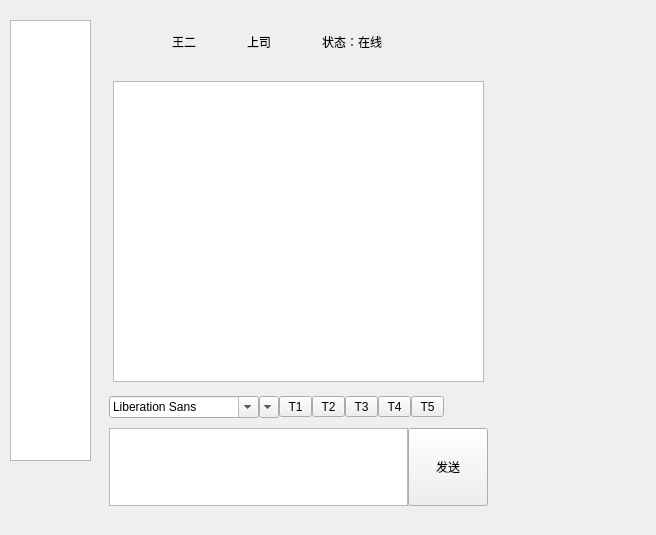
BuleHell/QBox, file QBox/talkwindow.ui: the form before one commit.
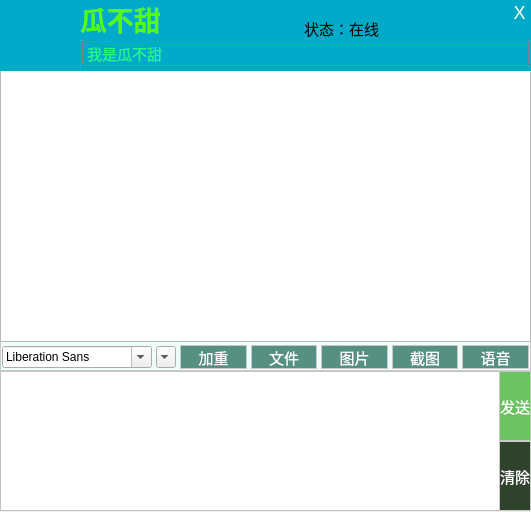
The form after the commit. Icons and pictures are not drawn.

What changed in the file:
```diff
--- a/QBox/talkwindow.ui
+++ b/QBox/talkwindow.ui
@@ -6,8 +6,8 @@
    <rect>
     <x>0</x>
     <y>0</y>
-    <width>656</width>
-    <height>535</height>
+    <width>531</width>
+    <height>512</height>
    </rect>
   </property>
   <property name="windowTitle">
@@ -16,10 +16,10 @@
   <widget class="QWidget" name="widgetRight_TalkPane" native="true">
    <property name="geometry">
     <rect>
-     <x>100</x>
-     <y>72</y>
-     <width>393</width>
-     <height>439</height>
+     <x>0</x>
+     <y>71</y>
+     <width>531</width>
+     <height>441</height>
     </rect>
    </property>
    <property name="sizePolicy">
@@ -28,60 +28,15 @@
      <verstretch>0</verstretch>
     </sizepolicy>
    </property>
-   <layout class="QVBoxLayout" name="widgetRight">
-    <property name="spacing">
-     <number>0</number>
-    </property>
-    <property name="leftMargin">
-     <number>4</number>
-    </property>
-    <property name="rightMargin">
-     <number>0</number>
-    </property>
-    <property name="bottomMargin">
-     <number>0</number>
-    </property>
-    <item>
-     <widget class="QWidget" name="widgetTalk" native="true">
-      <property name="sizePolicy">
-       <sizepolicy hsizetype="Preferred" vsizetype="Preferred">
-        <horstretch>0</horstretch>
-        <verstretch>0</verstretch>
-       </sizepolicy>
-      </property>
-      <layout class="QGridLayout" name="gridLayout_2">
-       <property name="margin">
-        <number>0</number>
-       </property>
-       <property name="spacing">
-        <number>0</number>
-       </property>
-       <item row="0" column="0">
-        <widget class="QWidget" name="MessageView" native="true">
-         <property name="sizePolicy">
-          <sizepolicy hsizetype="Expanding" vsizetype="Expanding">
-           <horstretch>0</horstretch>
-           <verstretch>0</verstretch>
-          </sizepolicy>
-         </property>
-         <property name="maximumSize">
-          <size>
-           <width>16777215</width>
-           <height>16777215</height>
-          </size>
-         </property>
-         <layout class="QGridLayout" name="gridLayout_6">
-          <item row="0" column="0">
-           <widget class="QTextEdit" name="textEdit"/>
-          </item>
-         </layout>
-        </widget>
-       </item>
-      </layout>
-     </widget>
-    </item>
-    <item>
      <widget class="QWidget" name="MyEdit" native="true">
+    <property name="geometry">
+     <rect>
+      <x>0</x>
+      <y>270</y>
+      <width>531</width>
+      <height>171</height>
+     </rect>
+    </property>
       <property name="sizePolicy">
        <sizepolicy hsizetype="Preferred" vsizetype="MinimumExpanding">
         <horstretch>0</horstretch>
@@ -91,80 +46,75 @@
       <property name="maximumSize">
        <size>
         <width>16777215</width>
-        <height>120</height>
-       </size>
-      </property>
-      <layout class="QGridLayout" name="gridLayout_3">
-       <property name="margin">
-        <number>0</number>
-       </property>
+      <height>16777215</height>
+     </size>
+    </property>
+    <layout class="QVBoxLayout" name="verticalLayout">
        <property name="spacing">
         <number>0</number>
        </property>
-       <item row="1" column="0">
-        <widget class="QWidget" name="MyEditAreaPanel" native="true">
-         <layout class="QHBoxLayout" name="MyEditArea">
-          <property name="spacing">
+     <property name="margin">
            <number>0</number>
           </property>
-          <property name="sizeConstraint">
-           <enum>QLayout::SetDefaultConstraint</enum>
-          </property>
-          <property name="margin">
-           <number>5</number>
-          </property>
           <item>
-           <widget class="QTextEdit" name="textEditMessage">
-            <property name="sizePolicy">
-             <sizepolicy hsizetype="Expanding" vsizetype="Expanding">
-              <horstretch>0</horstretch>
-              <verstretch>0</verstretch>
-             </sizepolicy>
-            </property>
-            <property name="maximumSize">
-             <size>
-              <width>16777215</width>
-              <height>16777215</height>
-             </size>
-            </property>
-           </widget>
-          </item>
-          <item>
-           <widget class="QPushButton" name="btnSend">
-            <property name="sizePolicy">
-             <sizepolicy hsizetype="Preferred" vsizetype="MinimumExpanding">
-              <horstretch>0</horstretch>
-              <verstretch>0</verstretch>
-             </sizepolicy>
-            </property>
-            <property name="maximumSize">
-             <size>
-              <width>16777215</width>
-              <height>16777215</height>
-             </size>
-            </property>
-            <property name="text">
-             <string>发送</string>
-            </property>
-           </widget>
-          </item>
-         </layout>
-        </widget>
-       </item>
-       <item row="0" column="0">
         <widget class="QWidget" name="MyEditToolsPanel" native="true">
-         <layout class="QHBoxLayout" name="MyTextTools">
+       <property name="maximumSize">
+        <size>
+         <width>16777215</width>
+         <height>30</height>
+        </size>
+       </property>
+       <property name="styleSheet">
+        <string notr="true">
+/*输入用户名父控件*/
+QWidget#MyEditToolsPanel {
+	border: 1px solid #c9c9c9; 
+	background-color: rgb(240, 254, 250);
+}
+QToolButton {
+	border: 1px solid #c9c9c9;
+	background: #569082;
+	color:#ffffff;
+	font-family: &quot;微软雅黑&quot;;
+	font-size: 15px;
+}
+QToolButton:hover {
+	border: 1px solid #c9c9c9;
+	background: #ff9032;
+	color:#ffffff;
+	font-family: &quot;微软雅黑&quot;;
+	font-size: 15px;
+   
+}
+QToolButton:pressed {
+	border:9px solid #c9c9c9;
+	background: #569082;
+	color:#ffffff;
+	font-family: &quot;微软雅黑&quot;;
+	font-size: 20px;
+   
+}
+
+
+
+
+</string>
+       </property>
+       <layout class="QHBoxLayout" name="horizontalLayout">
           <property name="spacing">
-           <number>0</number>
+         <number>4</number>
           </property>
           <property name="leftMargin">
-           <number>5</number>
+         <number>2</number>
           </property>
           <property name="topMargin">
-           <number>5</number>
+         <number>4</number>
+        </property>
+        <property name="rightMargin">
+         <number>2</number>
           </property>
           <property name="bottomMargin">
-           <number>5</number>
+         <number>2</number>
           </property>
           <item>
            <widget class="QFontComboBox" name="cbFont">
@@ -218,20 +168,23 @@
            </widget>
           </item>
           <item>
-           <widget class="QToolButton" name="toolBtn">
+         <widget class="QToolButton" name="tbSpTxt">
             <property name="sizePolicy">
              <sizepolicy hsizetype="Expanding" vsizetype="Fixed">
               <horstretch>0</horstretch>
               <verstretch>0</verstretch>
              </sizepolicy>
             </property>
+          <property name="styleSheet">
+           <string notr="true"/>
+          </property>
             <property name="text">
-             <string>T1</string>
+           <string>加重</string>
             </property>
            </widget>
           </item>
           <item>
-           <widget class="QToolButton" name="toolBtn2">
+         <widget class="QToolButton" name="tbFile">
             <property name="sizePolicy">
              <sizepolicy hsizetype="Expanding" vsizetype="Fixed">
               <horstretch>0</horstretch>
@@ -239,12 +192,12 @@
              </sizepolicy>
             </property>
             <property name="text">
-             <string>T2</string>
+           <string>文件</string>
             </property>
            </widget>
           </item>
           <item>
-           <widget class="QToolButton" name="toolBtn3">
+         <widget class="QToolButton" name="tbImg">
             <property name="sizePolicy">
              <sizepolicy hsizetype="Expanding" vsizetype="Fixed">
               <horstretch>0</horstretch>
@@ -252,12 +205,12 @@
              </sizepolicy>
             </property>
             <property name="text">
-             <string>T3</string>
+           <string>图片</string>
             </property>
            </widget>
           </item>
           <item>
-           <widget class="QToolButton" name="toolBtn4">
+         <widget class="QToolButton" name="tbCutPic">
             <property name="sizePolicy">
              <sizepolicy hsizetype="Expanding" vsizetype="Fixed">
               <horstretch>0</horstretch>
@@ -265,12 +218,12 @@
              </sizepolicy>
             </property>
             <property name="text">
-             <string>T4</string>
+           <string>截图</string>
             </property>
            </widget>
           </item>
           <item>
-           <widget class="QToolButton" name="toolBtn5">
+         <widget class="QToolButton" name="tbVoice">
             <property name="sizePolicy">
              <sizepolicy hsizetype="Expanding" vsizetype="Fixed">
               <horstretch>0</horstretch>
@@ -278,48 +231,269 @@
              </sizepolicy>
             </property>
             <property name="text">
-             <string>T5</string>
+           <string>语音</string>
             </property>
            </widget>
           </item>
+       </layout>
+      </widget>
+     </item>
           <item>
-           <spacer name="HS11">
-            <property name="orientation">
-             <enum>Qt::Horizontal</enum>
-            </property>
-            <property name="sizeHint" stdset="0">
+      <widget class="QWidget" name="MyEditAreaPanel" native="true">
+       <property name="maximumSize">
+        <size>
+         <width>16777215</width>
+         <height>140</height>
+        </size>
+       </property>
+       <layout class="QGridLayout" name="gridLayout">
+        <property name="margin">
+         <number>0</number>
+        </property>
+        <property name="spacing">
+         <number>0</number>
+        </property>
+        <item row="0" column="0">
+         <layout class="QHBoxLayout" name="horizontalLayout_2">
+          <property name="spacing">
+           <number>0</number>
+          </property>
+          <item>
+           <widget class="QTextEdit" name="textEditMessage">
+            <property name="sizePolicy">
+             <sizepolicy hsizetype="Expanding" vsizetype="Expanding">
+              <horstretch>0</horstretch>
+              <verstretch>0</verstretch>
+             </sizepolicy>
+            </property>
+            <property name="maximumSize">
              <size>
-              <width>40</width>
-              <height>20</height>
+              <width>16777215</width>
+              <height>16777215</height>
              </size>
             </property>
-           </spacer>
+            <property name="styleSheet">
+             <string notr="true">QTextEdit {
+	border-color: #c4c1bd;
+	border-style: solid;
+	border-width: 1px 0 1px 1px;
+}
+
+QTextEdit:hover {
+	border-color: #d7d4d1;
+}
+
+QTextEdit:pressed {
+	border-color: #4ea6ea;
+}
+
+QTextEdit#group {
+	/*border-radius: 0 6px 6px 0; would use to round corners in groupchat, but Qt's implementation seems to be bugged*/
+	border: 1px solid #c4c1bd;
+}
+
+QTextEdit#group:hover {
+	border-color: #d7d4d1;
+}
+
+QTextEdit#group:pressed {
+	border-color: #4ea6ea;
+}</string>
+            </property>
+           </widget>
           </item>
-         </layout>
-        </widget>
-       </item>
-      </layout>
+          <item>
+           <layout class="QVBoxLayout" name="verticalLayout_2">
+            <property name="spacing">
+             <number>0</number>
+            </property>
+            <item>
+             <widget class="QPushButton" name="btnSend">
+              <property name="sizePolicy">
+               <sizepolicy hsizetype="Preferred" vsizetype="Preferred">
+                <horstretch>0</horstretch>
+                <verstretch>0</verstretch>
+               </sizepolicy>
+              </property>
+              <property name="maximumSize">
+               <size>
+                <width>16777215</width>
+                <height>16777215</height>
+               </size>
+              </property>
+              <property name="autoFillBackground">
+               <bool>false</bool>
+              </property>
+              <property name="styleSheet">
+               <string notr="true">/*注册*/
+/*注册按钮*/
+QPushButton#btnSend {
+	border: 1px solid #c9c9c9;
+	background: #6bc260;
+	color:#ffffff;
+	font-family: &quot;微软雅黑&quot;;
+	font-size: 15px;
+}
+QPushButton#btnSend:hover {
+	border: 1px solid #c9c9c9;
+	background: #ff9032;
+	color:#ffffff;
+	font-family: &quot;微软雅黑&quot;;
+	font-size: 15px;
+   
+}
+QPushButton#btnSend:pressed {
+	border:9px solid #c9c9c9;
+	background: #569082;
+	color:#ffffff;
+	font-family: &quot;微软雅黑&quot;;
+	font-size: 20px;
+   
+}
+
+
+/*QPushButton
+{
+    background-color: transparent;
+    background-image: url(:/resource/image/talkwindow/resource/image/talkwindow/tools/sendButton.png);
+    background-repeat: none;    
+    border: none;
+    width: 50px;
+    height: 50px;
+}
+QPushButton:hover
+{
+   background-image:  url(:/resource/image/talkwindow/resource/image/talkwindow/tools/sendButtonHover.png);
+}
+
+QPushButton:pressed
+{
+   background-image: url(:/resource/image/talkwindow/resource/image/talkwindow/tools/sendButtonPressed.png)
+}
+
+QPushButton:focus {
+    outline: none;
+}*/
+</string>
+              </property>
+              <property name="text">
+               <string>发送</string>
+              </property>
+              <property name="autoRepeat">
+               <bool>false</bool>
+              </property>
+              <property name="autoExclusive">
+               <bool>false</bool>
+              </property>
+             </widget>
+            </item>
+            <item>
+             <widget class="QPushButton" name="btnClear">
+              <property name="sizePolicy">
+               <sizepolicy hsizetype="Preferred" vsizetype="Preferred">
+                <horstretch>0</horstretch>
+                <verstretch>0</verstretch>
+               </sizepolicy>
+              </property>
+              <property name="maximumSize">
+               <size>
+                <width>16777215</width>
+                <height>16777215</height>
+               </size>
+              </property>
+              <property name="autoFillBackground">
+               <bool>false</bool>
+              </property>
+              <property name="styleSheet">
+               <string notr="true">QPushButton#btnClear {
+	border: 1px solid #c9c9c9;
+	background: #2e422c;
+	color:#ffffff;
+	font-family: &quot;微软雅黑&quot;;
+	font-size: 15px;
+}
+QPushButton#btnClear:hover {
+	border: 1px solid #c9c9c9;
+	background: #ff9032;
+	color:#ffffff;
+	font-family: &quot;微软雅黑&quot;;
+	font-size: 15px;
+   
+}
+QPushButton#btnClear:pressed {
+	border:9px solid #c9c9c9;
+	background: #569082;
+	color:#ffffff;
+	font-family: &quot;微软雅黑&quot;;
+	font-size: 20px;
+   
+}
+
+
+
+/*
+QPushButton
+{
+    background-color: transparent;
+    background-image: url(:/resource/image/talkwindow/resource/image/talkwindow/tools/sendButton.png);
+    background-repeat: none;    
+    border: none;
+    width: 50px;
+    height: 50px;
+}
+QPushButton:hover
+{
+   background-image:  url(:/resource/image/talkwindow/resource/image/talkwindow/tools/sendButtonHover.png);
+}
+
+QPushButton:pressed
+{
+   background-image: url(:/resource/image/talkwindow/resource/image/talkwindow/tools/sendButtonPressed.png)
+}
+
+QPushButton:focus {
+    outline: none;
+}*/
+</string>
+              </property>
+              <property name="text">
+               <string>清除</string>
+              </property>
+              <property name="autoRepeat">
+               <bool>false</bool>
+              </property>
+              <property name="autoExclusive">
+               <bool>false</bool>
+              </property>
+             </widget>
+            </item>
+           </layout>
+          </item>
+         </layout>
+        </item>
+       </layout>
      </widget>
     </item>
    </layout>
   </widget>
-  <widget class="QTableView" name="tableView">
+   <widget class="QTextBrowser" name="MessageBrowser">
    <property name="geometry">
     <rect>
-     <x>10</x>
-     <y>20</y>
-     <width>81</width>
-     <height>441</height>
-    </rect>
-   </property>
+      <x>0</x>
+      <y>-1</y>
+      <width>531</width>
+      <height>272</height>
+     </rect>
+    </property>
+   </widget>
   </widget>
   <widget class="QWidget" name="widgetYou" native="true">
    <property name="geometry">
     <rect>
-     <x>102</x>
-     <y>16</y>
-     <width>331</width>
-     <height>51</height>
+     <x>0</x>
+     <y>0</y>
+     <width>531</width>
+     <height>71</height>
     </rect>
    </property>
    <property name="sizePolicy">
@@ -328,131 +502,185 @@
      <verstretch>0</verstretch>
     </sizepolicy>
    </property>
-   <layout class="QGridLayout" name="gridLayout">
-    <property name="margin">
-     <number>0</number>
-    </property>
-    <property name="spacing">
-     <number>0</number>
+   <property name="styleSheet">
+    <string notr="true">/*全局设置*/
+* {	font-family: &quot;微软雅黑&quot;; font-size: 15px;}
+QWidget {
+	background-color: rgb(0, 170, 200);
+}</string>
+   </property>
+   <widget class="QLabel" name="labelPic">
+    <property name="geometry">
+     <rect>
+      <x>4</x>
+      <y>4</y>
+      <width>61</width>
+      <height>61</height>
+     </rect>
     </property>
-    <item row="0" column="0">
-     <layout class="QHBoxLayout" name="YouStatus">
-      <property name="spacing">
-       <number>0</number>
-      </property>
-      <property name="sizeConstraint">
-       <enum>QLayout::SetMaximumSize</enum>
-      </property>
-      <item>
-       <spacer name="HS5">
-        <property name="orientation">
-         <enum>Qt::Horizontal</enum>
-        </property>
-        <property name="sizeType">
-         <enum>QSizePolicy::Maximum</enum>
-        </property>
-        <property name="sizeHint" stdset="0">
-         <size>
-          <width>20</width>
-          <height>20</height>
-         </size>
-        </property>
-       </spacer>
-      </item>
-      <item>
-       <widget class="QLabel" name="label_PeoplePic">
-        <property name="sizePolicy">
-         <sizepolicy hsizetype="Maximum" vsizetype="Maximum">
-          <horstretch>0</horstretch>
-          <verstretch>0</verstretch>
-         </sizepolicy>
-        </property>
-        <property name="minimumSize">
-         <size>
-          <width>50</width>
-          <height>50</height>
-         </size>
-        </property>
-        <property name="maximumSize">
-         <size>
-          <width>50</width>
-          <height>50</height>
-         </size>
+    <property name="styleSheet">
+     <string notr="true">border-color: rgb(255, 120, 31);
+border-image:  url(:/resource/image/login/resource/image/login/svg/avatar-border.svg);</string>
         </property>
         <property name="text">
          <string/>
         </property>
         <property name="pixmap">
-         <pixmap>:/resource/image/mianwindows/ui/resource/image/mainwindow/ui/contact_dark.png</pixmap>
-        </property>
-        <property name="alignment">
-         <set>Qt::AlignCenter</set>
-        </property>
-       </widget>
-      </item>
-      <item>
+     <pixmap resource="resource.qrc">:/resource/image/login/resource/image/login/avatar.png</pixmap>
+    </property>
+    <property name="scaledContents">
+     <bool>true</bool>
+    </property>
+   </widget>
+   <widget class="QPushButton" name="btnClose">
+    <property name="geometry">
+     <rect>
+      <x>507</x>
+      <y>0</y>
+      <width>25</width>
+      <height>25</height>
+     </rect>
+    </property>
+    <property name="sizePolicy">
+     <sizepolicy hsizetype="Maximum" vsizetype="Fixed">
+      <horstretch>0</horstretch>
+      <verstretch>0</verstretch>
+     </sizepolicy>
+    </property>
+    <property name="minimumSize">
+     <size>
+      <width>25</width>
+      <height>25</height>
+     </size>
+    </property>
+    <property name="maximumSize">
+     <size>
+      <width>25</width>
+      <height>25</height>
+     </size>
+    </property>
+    <property name="sizeIncrement">
+     <size>
+      <width>20</width>
+      <height>0</height>
+     </size>
+    </property>
+    <property name="styleSheet">
+     <string notr="true">/*关闭按钮*/
+QPushButton#btnClose {
+	background: transparent;
+	border: none;
+	color: #ffffff;
+	font-size: 18px;
+}
+QPushButton#btnClose:hover {
+	background: red;
+}</string>
+    </property>
+    <property name="text">
+     <string>X</string>
+    </property>
+    <property name="iconSize">
+     <size>
+      <width>16</width>
+      <height>16</height>
+     </size>
+    </property>
+   </widget>
+   <widget class="QLabel" name="UserPS_label">
+    <property name="geometry">
+     <rect>
+      <x>82</x>
+      <y>41</y>
+      <width>447</width>
+      <height>25</height>
+     </rect>
+    </property>
+    <property name="sizePolicy">
+     <sizepolicy hsizetype="Preferred" vsizetype="Expanding">
+      <horstretch>0</horstretch>
+      <verstretch>0</verstretch>
+     </sizepolicy>
+    </property>
+    <property name="minimumSize">
+     <size>
+      <width>447</width>
+      <height>25</height>
+     </size>
+    </property>
+    <property name="maximumSize">
+     <size>
+      <width>119</width>
+      <height>25</height>
+     </size>
+    </property>
+    <property name="styleSheet">
+     <string notr="true">QLabel#UserPS_label{
+	border-color: rgb(23, 30, 5);
+    font: 75 12pt &quot;微软雅黑&quot;;
+    color: rgb(33, 250, 127);
+    border: 1px groove gray;
+    background-color: rgba(255, 193, 245, 0%);
+}
+QLabel#UserPS_label:hover{
+	border-color: rgb(0, 170, 255);
+    border: 4px groove gray;
+	color: rgb(255, 0, 0);
+	font: 75 12pt &quot;微软雅黑&quot;;
+    background-color: rgba(255, 193, 245, 0%);
+}</string>
+    </property>
+    <property name="frameShape">
+     <enum>QFrame::StyledPanel</enum>
+    </property>
+    <property name="lineWidth">
+     <number>0</number>
+    </property>
+    <property name="text">
+     <string>我是瓜不甜</string>
+    </property>
+   </widget>
        <widget class="QLabel" name="label_name">
-        <property name="text">
-         <string>王二</string>
-        </property>
-       </widget>
-      </item>
-      <item>
-       <spacer name="HS1">
-        <property name="orientation">
-         <enum>Qt::Horizontal</enum>
-        </property>
-        <property name="sizeHint" stdset="0">
-         <size>
-          <width>40</width>
-          <height>20</height>
-         </size>
-        </property>
-       </spacer>
-      </item>
-      <item>
-       <widget class="QLabel" name="label_Job">
+    <property name="geometry">
+     <rect>
+      <x>80</x>
+      <y>-1</y>
+      <width>181</width>
+      <height>41</height>
+     </rect>
+    </property>
+    <property name="font">
+     <font>
+      <family>微软雅黑</family>
+      <pointsize>-1</pointsize>
+     </font>
+    </property>
+    <property name="cursor">
+     <cursorShape>PointingHandCursor</cursorShape>
+    </property>
+    <property name="styleSheet">
+     <string notr="true"/>
+    </property>
         <property name="text">
-         <string>上司</string>
-        </property>
-       </widget>
-      </item>
-      <item>
-       <spacer name="HS">
-        <property name="orientation">
-         <enum>Qt::Horizontal</enum>
-        </property>
-        <property name="sizeHint" stdset="0">
-         <size>
-          <width>40</width>
-          <height>20</height>
-         </size>
-        </property>
-       </spacer>
-      </item>
-      <item>
+     <string>&lt;html&gt;&lt;head/&gt;&lt;body&gt;&lt;p&gt;&lt;span style=&quot; font-size:20pt; font-weight:600; color:#55ff00;&quot;&gt;瓜不甜&lt;/span&gt;&lt;/p&gt;&lt;/body&gt;&lt;/html&gt;</string>
+    </property>
+    <property name="alignment">
+     <set>Qt::AlignLeading|Qt::AlignLeft|Qt::AlignVCenter</set>
+    </property>
+   </widget>
        <widget class="QLabel" name="label_PeopleStatus">
+    <property name="geometry">
+     <rect>
+      <x>304</x>
+      <y>18</y>
+      <width>101</width>
+      <height>21</height>
+     </rect>
+    </property>
         <property name="text">
          <string>状态：在线</string>
         </property>
        </widget>
-      </item>
-      <item>
-       <spacer name="HS4">
-        <property name="orientation">
-         <enum>Qt::Horizontal</enum>
-        </property>
-        <property name="sizeHint" stdset="0">
-         <size>
-          <width>40</width>
-          <height>20</height>
-         </size>
-        </property>
-       </spacer>
-      </item>
-     </layout>
-    </item>
-   </layout>
   </widget>
  </widget>
  <resources/>
```
Left out of the diff: 4 changed lines with no effect on the pictures. Lines whose indentation alone changed are shown as unchanged.
